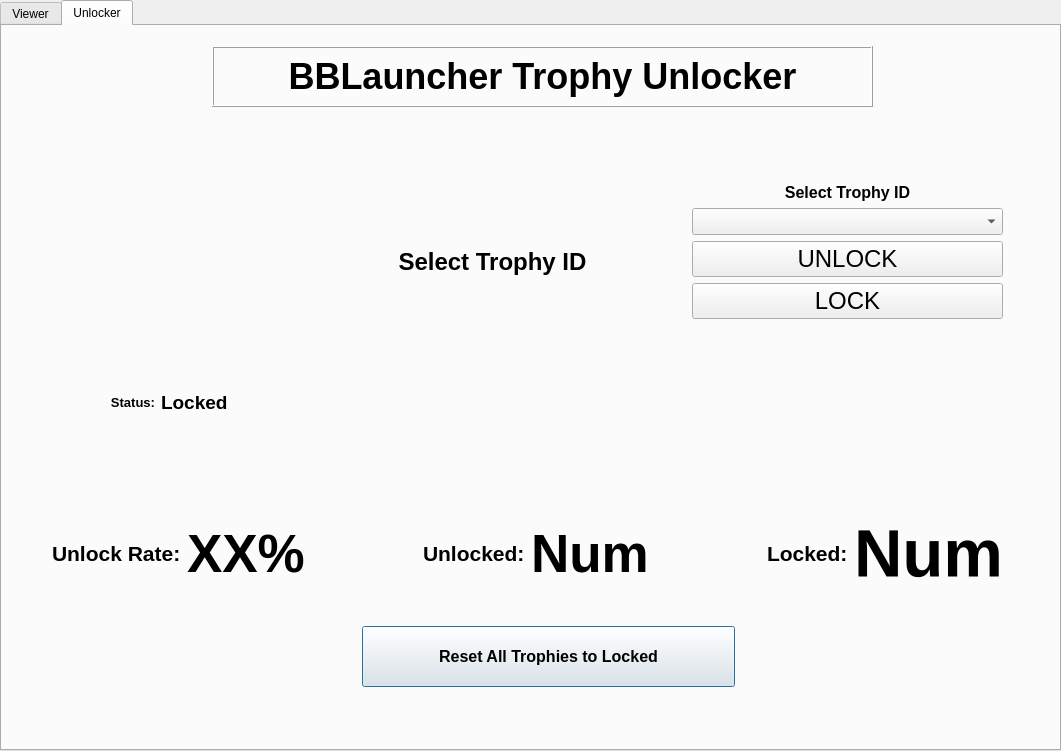
This is modules/TrophyManager.ui in rainmakerv3/BB_Launcher as Qt 5 draws it before an edit. The edited form follows.
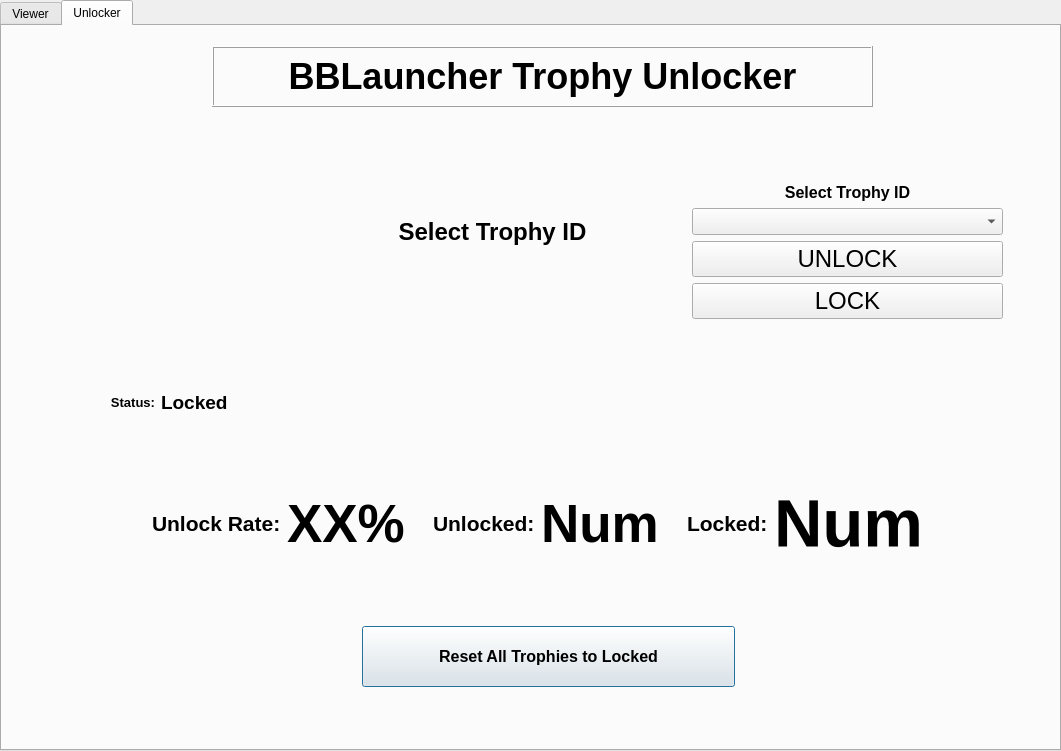
This is the edited form. The open tabs and pages were chosen to show the change. Icons and pictures are not drawn.

The edit to the form file:
```diff
--- a/modules/TrophyManager.ui
+++ b/modules/TrophyManager.ui
@@ -71,9 +71,9 @@
     <widget class="QWidget" name="horizontalLayoutWidget_14">
      <property name="geometry">
       <rect>
-       <x>50</x>
-       <y>470</y>
-       <width>951</width>
+       <x>150</x>
+       <y>440</y>
+       <width>771</width>
        <height>115</height>
       </rect>
      </property>
@@ -252,7 +252,7 @@
      <property name="geometry">
       <rect>
        <x>340</x>
-       <y>140</y>
+       <y>110</y>
        <width>301</width>
        <height>191</height>
       </rect>
```
Left out of the diff: 2 changed lines with no effect on the pictures.
